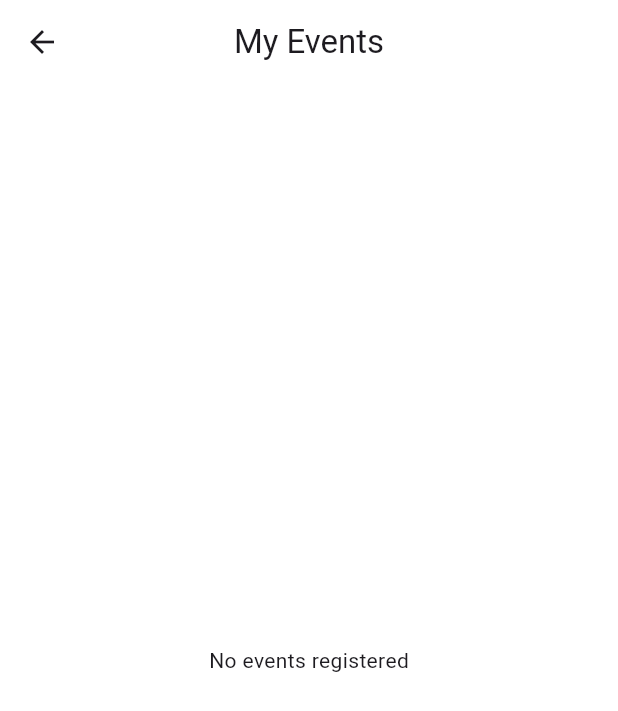
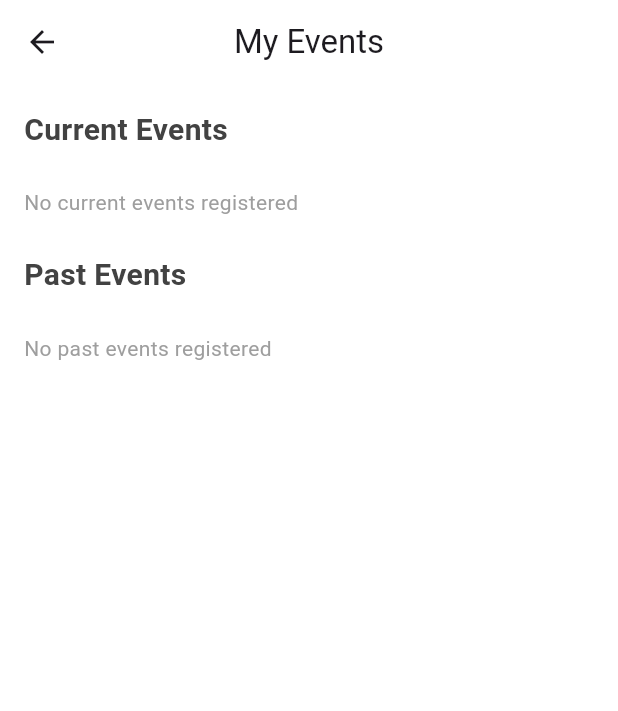
Before and after one commit to reformedbrush/NSync_v2.0, a Flutter app: the MyEvents screen opened directly, on a phone screen of 412 x 824 dp. Shown: the top 711 px of the screen. Run offline on Flutter 3.47's test engine with Material 3 defaults, Android fonts, the phone set to English and light mode, and no system bars; our stand-ins replace carousel_slider, cherry_toast, file_picker, fl_chart, supabase_flutter; accounts and stored records are empty.

Commit message:
My events: Events history

```diff
--- a/Project/nsync_stud/lib/screen/my_events.dart
+++ b/Project/nsync_stud/lib/screen/my_events.dart
@@ -1,5 +1,6 @@
 import 'package:flutter/material.dart';
 import 'package:nsync_stud/main.dart';
+import 'package:intl/intl.dart';
 
 class MyEvents extends StatefulWidget {
   const MyEvents({super.key});
@@ -9,7 +10,8 @@ class MyEvents extends StatefulWidget {
 }
 
 class _MyEventsState extends State<MyEvents> {
-  List<Map<String, dynamic>> events = [];
+  List<Map<String, dynamic>> currentEvents = [];
+  List<Map<String, dynamic>> pastEvents = [];
 
   @override
   void initState() {
@@ -23,8 +25,42 @@ class _MyEventsState extends State<MyEvents> {
           .from('tbl_participants')
           .select('participant_id, participant_status, tbl_events(*)')
           .eq('student_id', supabase.auth.currentUser!.id);
+
+      final currentDate = DateTime.now();
+      final currentDateOnly = DateTime(
+        currentDate.year,
+        currentDate.month,
+        currentDate.day,
+      );
+
+      List<Map<String, dynamic>> tempCurrentEvents = [];
+      List<Map<String, dynamic>> tempPastEvents = [];
+
+      for (var event in response) {
+        final eventLastDate = event['tbl_events']['event_lastdate'];
+        if (eventLastDate == null) continue; // Skip events with null last date
+
+        DateTime lastDate;
+        try {
+          lastDate = DateTime.parse(eventLastDate);
+          lastDate = DateTime(lastDate.year, lastDate.month, lastDate.day);
+        } catch (e) {
+          print(
+            'Invalid event_lastdate for event ${event['tbl_events']['event_id']}: $e',
+          );
+          continue; // Skip events with invalid dates
+        }
+
+        if (lastDate.isBefore(currentDateOnly)) {
+          tempPastEvents.add(event);
+        } else {
+          tempCurrentEvents.add(event);
+        }
+      }
+
       setState(() {
-        events = List<Map<String, dynamic>>.from(response);
+        currentEvents = tempCurrentEvents;
+        pastEvents = tempPastEvents;
       });
     } catch (e) {
       ScaffoldMessenger.of(
@@ -43,54 +79,118 @@ class _MyEventsState extends State<MyEvents> {
         elevation: 0,
         centerTitle: true,
       ),
-      body: Column(
+      body: SingleChildScrollView(
+        child: Column(
+          crossAxisAlignment: CrossAxisAlignment.start,
           children: [
-          Expanded(
-            child:
-                events.isEmpty
-                    ? const Center(child: Text('No events registered'))
+            // Current Events Section
+            Padding(
+              padding: const EdgeInsets.all(16.0),
+              child: Text(
+                'Current Events',
+                style: TextStyle(
+                  fontSize: 20,
+                  fontWeight: FontWeight.bold,
+                  color: Colors.grey[800],
+                ),
+              ),
+            ),
+            currentEvents.isEmpty
+                ? const Padding(
+                  padding: EdgeInsets.symmetric(
+                    horizontal: 16.0,
+                    vertical: 8.0,
+                  ),
+                  child: Text(
+                    'No current events registered',
+                    style: TextStyle(color: Colors.grey),
+                  ),
+                )
                 : ListView.builder(
-                      itemCount: events.length,
+                  physics: const NeverScrollableScrollPhysics(),
+                  shrinkWrap: true,
+                  itemCount: currentEvents.length,
                   itemBuilder: (context, index) {
-                        final event = events[index]['tbl_events'];
+                    final event = currentEvents[index]['tbl_events'];
+                    return _buildEventCard(context, currentEvents[index]);
+                  },
+                ),
+
+            // Past Events Section
+            Padding(
+              padding: const EdgeInsets.all(16.0),
+              child: Text(
+                'Past Events',
+                style: TextStyle(
+                  fontSize: 20,
+                  fontWeight: FontWeight.bold,
+                  color: Colors.grey[800],
+                ),
+              ),
+            ),
+            pastEvents.isEmpty
+                ? const Padding(
+                  padding: EdgeInsets.symmetric(
+                    horizontal: 16.0,
+                    vertical: 8.0,
+                  ),
+                  child: Text(
+                    'No past events registered',
+                    style: TextStyle(color: Colors.grey),
+                  ),
+                )
+                : ListView.builder(
+                  physics: const NeverScrollableScrollPhysics(),
+                  shrinkWrap: true,
+                  itemCount: pastEvents.length,
+                  itemBuilder: (context, index) {
+                    final event = pastEvents[index]['tbl_events'];
+                    return _buildEventCard(context, pastEvents[index]);
+                  },
+                ),
+          ],
+        ),
+      ),
+    );
+  }
+
+  Widget _buildEventCard(BuildContext context, Map<String, dynamic> eventData) {
+    final event = eventData['tbl_events'];
+    final participantStatus =
+        eventData['participant_status']?.toString() ?? 'Unknown';
+
     return Card(
-                          margin: const EdgeInsets.symmetric(
-                            vertical: 8,
-                            horizontal: 16,
-                          ),
+      margin: const EdgeInsets.symmetric(vertical: 8, horizontal: 16),
       child: ListTile(
         title: Text(
           event['event_name'] ?? 'Unnamed Event',
-                              style: const TextStyle(
-                                fontWeight: FontWeight.bold,
-                              ),
+          style: const TextStyle(fontWeight: FontWeight.bold),
         ),
         subtitle: Column(
           crossAxisAlignment: CrossAxisAlignment.start,
           children: [
-                                Text(event['event_fordate'] ?? 'No date'),
             Text(
-                                  'Status: ${events[index]['participant_status']}',
+              event['event_fordate'] != null
+                  ? DateFormat(
+                    'dd-MM-yyyy',
+                  ).format(DateTime.parse(event['event_fordate']))
+                  : 'No date',
+            ),
+            Text('Status: $participantStatus'),
+            if (event['event_lastdate'] != null)
+              Text(
+                'Last Date: ${DateFormat('dd-MM-yyyy').format(DateTime.parse(event['event_lastdate']))}',
+                style: TextStyle(color: Colors.grey[600]),
               ),
           ],
         ),
         trailing: const Icon(Icons.event),
         onTap: () {
           ScaffoldMessenger.of(context).showSnackBar(
-                                SnackBar(
-                                  content: Text(
-                                    'Tapped on ${event['event_name']}',
-                                  ),
-                                ),
+            SnackBar(content: Text('Tapped on ${event['event_name']}')),
           );
         },
       ),
     );
-                      },
-                    ),
-          ),
-        ],
-      ),
-    );
   }
 }
```
Lines whose indentation alone changed are shown as unchanged.
